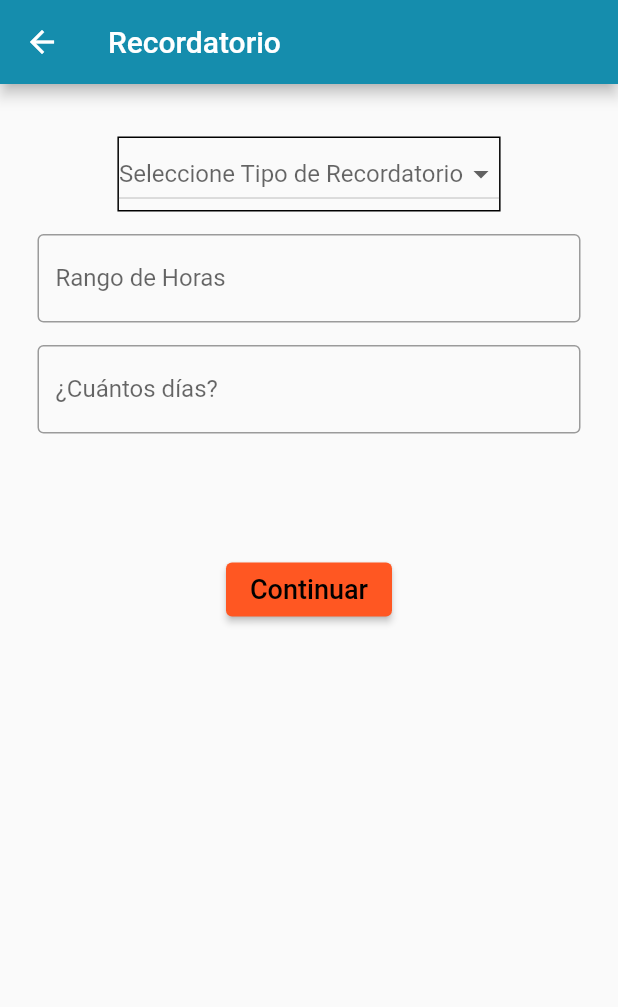
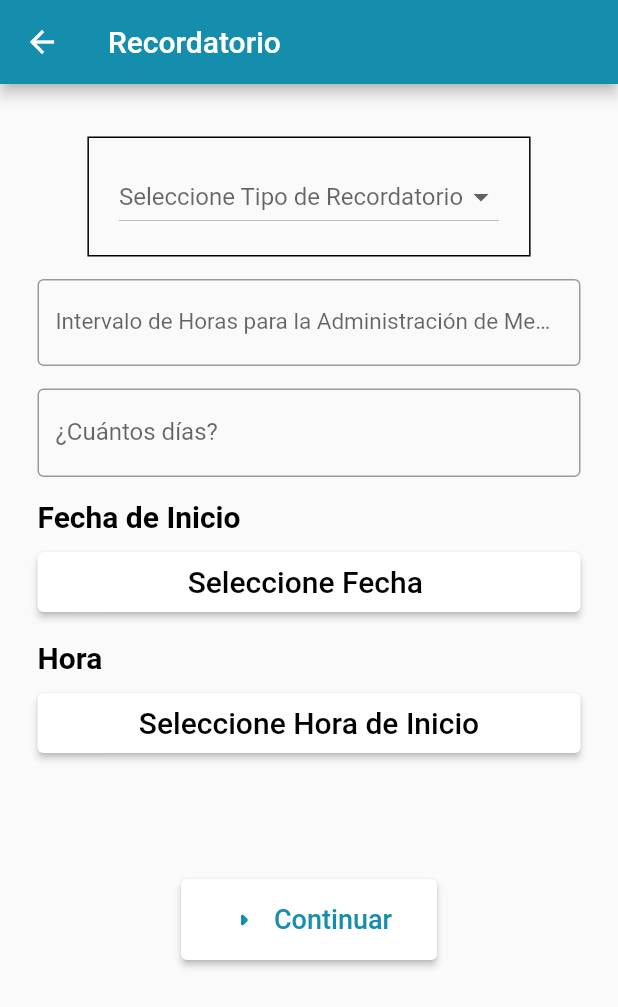
Before and after one commit to LuisB1717/MedisaveAPP, a Flutter app: the Addreminder screen opened directly, on a phone screen of 412 x 824 dp. Shown: the top 1007 px of the screen. Run offline on Flutter 3.47's test engine with Material 2 defaults, Android fonts, the phone set to English and light mode, and no system bars; our stand-ins replace firebase_auth, firebase_core, font_awesome_flutter, google_sign_in; accounts and stored records are empty.

Commit message:
agregar recordatorio completo

```diff
--- a/medisave/lib/pages/add_recordatorio.dart
+++ b/medisave/lib/pages/add_recordatorio.dart
@@ -1,6 +1,8 @@
 import 'package:flutter/material.dart';
 import 'package:medisave/helpers/appcolor.dart';
 import 'package:medisave/pages/tipo_recordatorio.dart';
+import 'package:medisave/widgets/date_picker.dart';
+import 'package:medisave/widgets/time_picker.dart';
 
 class Addreminder extends StatelessWidget {
   @override
@@ -24,8 +26,10 @@
             TipoRecordatorio(),
             SizedBox(height: 15),
             TextFormField(
+              style: TextStyle(fontSize: 15, color: AppColors.BACKGROUND),
               decoration: InputDecoration(
-                labelText: 'Rango de Horas',
+                labelText:
+                    'Intervalo de Horas para la Administración de Medicamentos',
                 border: OutlineInputBorder(),
               ),
             ),
@@ -36,12 +40,24 @@
                 border: OutlineInputBorder(),
               ),
             ),
+            SizedBox(height: 15),
+            DatePickerWidget(),
+            SizedBox(height: 15),
+            TimePickerWidget(),
             SizedBox(height: 80),
-            ElevatedButton(
+            ElevatedButton.icon(
+                icon: Icon(
+                  Icons.arrow_right_rounded,
+                  color: AppColors.BACKGROUND,
+                ),
+                style: ElevatedButton.styleFrom(
+                    primary: Colors.white,
+                    padding:
+                        EdgeInsets.symmetric(horizontal: 30, vertical: 15)),
                 onPressed: () {},
-                child: Text(
+                label: Text(
                   "Continuar",
-                  style: TextStyle(fontSize: 18.0, color: Colors.black),
+                  style: TextStyle(fontSize: 18.0, color: AppColors.BACKGROUND),
                 ))
           ]),
         ));
--- /dev/null
+++ b/medisave/lib/pages/date.dart
@@ -0,0 +1,78 @@
+import 'package:flutter/material.dart';
+import 'package:medisave/helpers/appcolor.dart';
+
+class ButtonHeaderWidget extends StatelessWidget {
+  final String title;
+  final String text;
+  final VoidCallback onClicked;
+
+  const ButtonHeaderWidget({
+    Key key,
+    @required this.title,
+    @required this.text,
+    @required this.onClicked,
+  }) : super(key: key);
+
+  @override
+  Widget build(BuildContext context) => HeaderWidget(
+        title: title,
+        child: ButtonWidget(
+          text: text,
+          onClicked: onClicked,
+        ),
+      );
+}
+
+class ButtonWidget extends StatelessWidget {
+  final String text;
+  final VoidCallback onClicked;
+
+  const ButtonWidget({
+    Key key,
+    @required this.text,
+    @required this.onClicked,
+  }) : super(key: key);
+
+  @override
+  Widget build(BuildContext context) => ElevatedButton(
+        style: ElevatedButton.styleFrom(
+          minimumSize: Size.fromHeight(40),
+          primary: Colors.white,
+        ),
+        child: FittedBox(
+          child: Text(
+            text,
+            style: TextStyle(fontSize: 20, color: Colors.black),
+          ),
+        ),
+        onPressed: onClicked,
+      );
+}
+
+class HeaderWidget extends StatelessWidget {
+  final String title;
+  final Widget child;
+
+  const HeaderWidget({
+    Key key,
+    @required this.title,
+    @required this.child,
+  }) : super(key: key);
+
+  @override
+  Widget build(BuildContext context) => Column(
+        crossAxisAlignment: CrossAxisAlignment.start,
+        children: [
+          Text(
+            title,
+            style: TextStyle(
+              color: Colors.black,
+              fontSize: 20,
+              fontWeight: FontWeight.bold,
+            ),
+          ),
+          const SizedBox(height: 8),
+          child,
+        ],
+      );
+}
--- a/medisave/lib/pages/tipo_recordatorio.dart
+++ b/medisave/lib/pages/tipo_recordatorio.dart
@@ -14,6 +14,7 @@
   @override
   Widget build(BuildContext context) {
     return Container(
+      padding: EdgeInsets.symmetric(horizontal: 20, vertical: 15),
       decoration: BoxDecoration(border: Border.all(color: Colors.black)),
       child: DropdownButton(
           hint: Text('Seleccione Tipo de Recordatorio'),
--- /dev/null
+++ b/medisave/lib/widgets/date_picker.dart
@@ -0,0 +1,42 @@
+import 'package:flutter/material.dart';
+import 'package:intl/intl.dart';
+import 'package:medisave/pages/date.dart';
+
+class DatePickerWidget extends StatefulWidget {
+  @override
+  _DatePickerWidgetState createState() => _DatePickerWidgetState();
+}
+
+class _DatePickerWidgetState extends State<DatePickerWidget> {
+  DateTime date;
+
+  String getText() {
+    if (date == null) {
+      return 'Seleccione Fecha ';
+    } else {
+      return DateFormat('dd/MM/yyyy').format(date);
+      // return '${date.month}/${date.day}/${date.year}';
+    }
+  }
+
+  @override
+  Widget build(BuildContext context) => ButtonHeaderWidget(
+        title: 'Fecha de Inicio',
+        text: getText(),
+        onClicked: () => pickDate(context),
+      );
+
+  Future pickDate(BuildContext context) async {
+    final initialDate = DateTime.now();
+    final newDate = await showDatePicker(
+      context: context,
+      initialDate: date ?? initialDate,
+      firstDate: DateTime(DateTime.now().year - 5),
+      lastDate: DateTime(DateTime.now().year + 5),
+    );
+
+    if (newDate == null) return;
+
+    setState(() => date = newDate);
+  }
+}
--- /dev/null
+++ b/medisave/lib/widgets/time_picker.dart
@@ -0,0 +1,42 @@
+import 'package:flutter/material.dart';
+import 'package:intl/intl.dart';
+import 'package:medisave/pages/date.dart';
+
+class TimePickerWidget extends StatefulWidget {
+  @override
+  _TimePickerWidgetState createState() => _TimePickerWidgetState();
+}
+
+class _TimePickerWidgetState extends State<TimePickerWidget> {
+  TimeOfDay time;
+
+  String getText() {
+    if (time == null) {
+      return 'Seleccione Hora de Inicio';
+    } else {
+      final hours = time.hour.toString().padLeft(2, '0');
+      final minutes = time.minute.toString().padLeft(2, '0');
+
+      return '$hours:$minutes';
+    }
+  }
+
+  @override
+  Widget build(BuildContext context) => ButtonHeaderWidget(
+        title: 'Hora',
+        text: getText(),
+        onClicked: () => pickTime(context),
+      );
+
+  Future pickTime(BuildContext context) async {
+    final initialTime = TimeOfDay(hour: 9, minute: 0);
+    final newTime = await showTimePicker(
+      context: context,
+      initialTime: time ?? initialTime,
+    );
+
+    if (newTime == null) return;
+
+    setState(() => time = newTime);
+  }
+}
--- a/medisave/pubspec.yaml
+++ b/medisave/pubspec.yaml
@@ -31,6 +31,7 @@
   # The following adds the Cupertino Icons font to your application.
   # Use with the CupertinoIcons class for iOS style icons.
   cupertino_icons: ^1.0.2
+  intl: ^0.17.0
 
 dev_dependencies:
   flutter_test:
```
Also changed, not shown: medisave/pubspec.lock.
